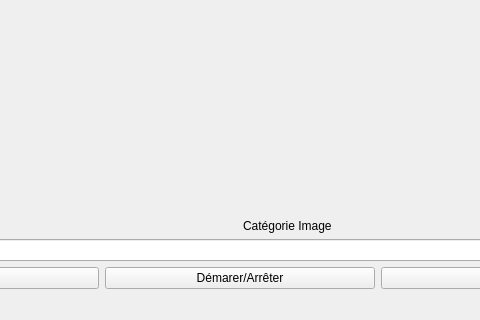
Before: the Qt Designer form lecteurvue.ui in lucas-luchack/SAE-2.01, drawn with Qt 5; both pictures show x 179 to 659 and y 160 to 480 of the 838 by 480 pixel window.
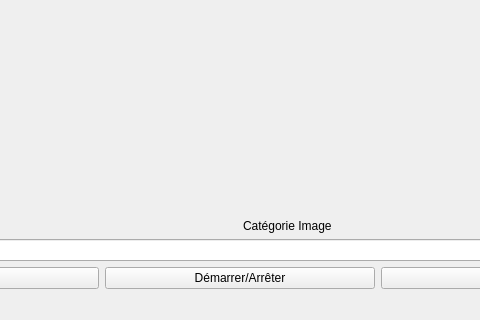
After: the same form once the commit is applied. Icons and pictures are not drawn.

Diff of the .ui file:
```diff
--- a/lecteurvue.ui
+++ b/lecteurvue.ui
@@ -166,7 +166,7 @@
       <item>
        <widget class="QPushButton" name="modeBtn">
         <property name="text">
-         <string>Démarer/Arrêter</string>
+         <string>Démarrer/Arrêter</string>
         </property>
        </widget>
       </item>
```
